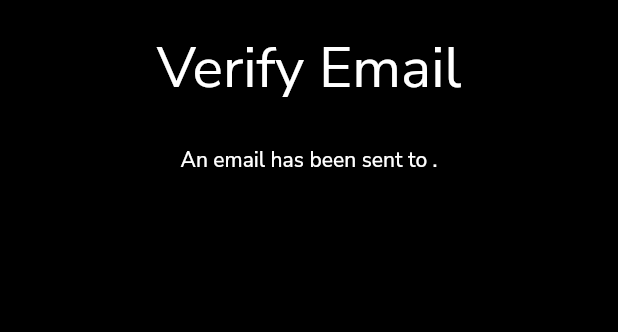
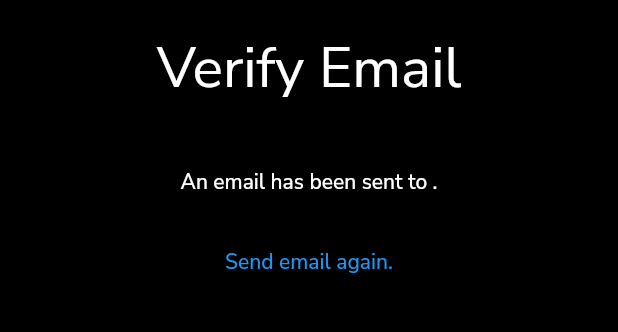
Before and after one commit to ivonpechmann/jade, a Flutter app: the VerifyEmailScreen screen opened by its route, on a phone screen of 412 x 824 dp, the part 84-416 px from its top. Run offline on Flutter 3.47's test engine with Material 2 defaults, Android fonts, the phone set to English and light mode, and no system bars; our stand-ins replace cloud_firestore, firebase_auth, firebase_core, firebase_storage, flutter_signin_button, google_fonts and 1 more; accounts and stored records are empty; network calls fail.

Commit message:
added resend email verificaiton

```diff
--- a/lib/screens/verify_email.dart
+++ b/lib/screens/verify_email.dart
@@ -21,7 +21,7 @@ class _VerifyEmailScreenState extends State<VerifyEmailScreen> {
   void initState() {
     user = _auth.currentUser;
     user!.sendEmailVerification();
-    timer = Timer.periodic(Duration(seconds: 5), (timer) {
+    timer = Timer.periodic(const Duration(seconds: 5), (timer) {
       checkEmailVerified();
     });
     super.initState();
@@ -47,13 +47,25 @@ class _VerifyEmailScreenState extends State<VerifyEmailScreen> {
               style: Theme.of(context).textTheme.headline4,
             ),
             const SizedBox(
-              height: 25,
+              height: 40,
             ),
             Text(
               'An email has been sent to ${user!.email}.',
               style: Theme.of(context).textTheme.bodyText1,
               textAlign: TextAlign.center,
-            )
+            ),
+            Container(
+              padding: const EdgeInsets.symmetric(vertical: 20),
+              child: TextButton(
+                onPressed: user!.sendEmailVerification,
+                child: const Text(
+                  "Send email again.",
+                  style: TextStyle(
+                    color: Colors.blue
+                  ),
+                ),
+              ),
+            ),
           ],
         ),
       ),
```
